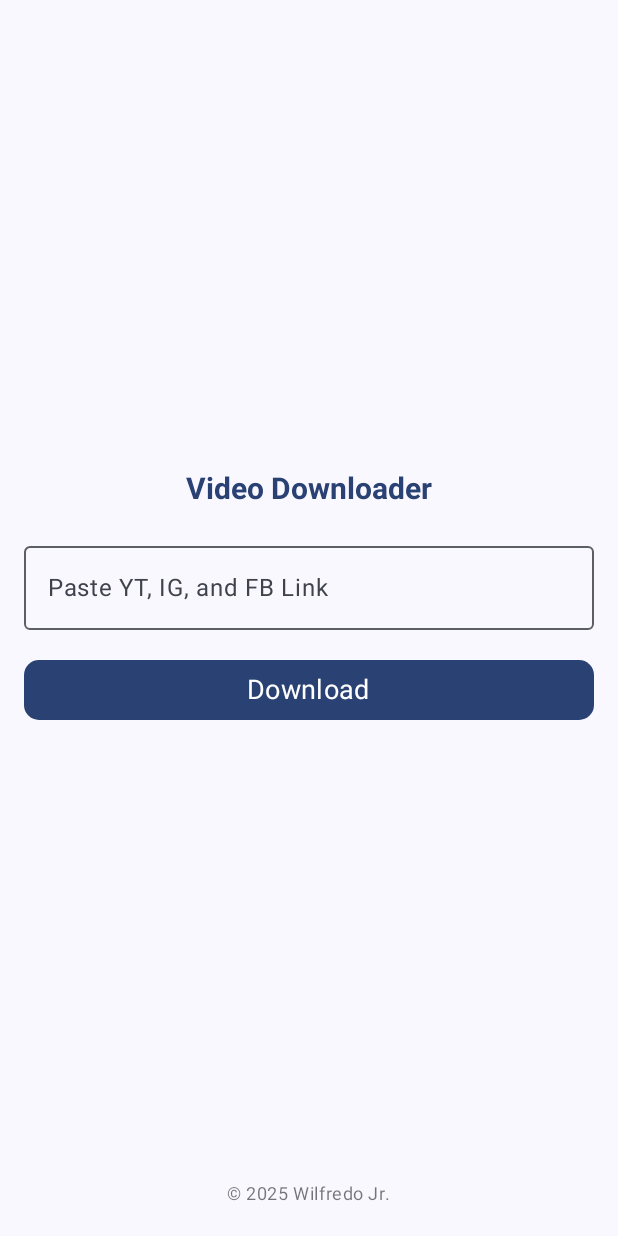
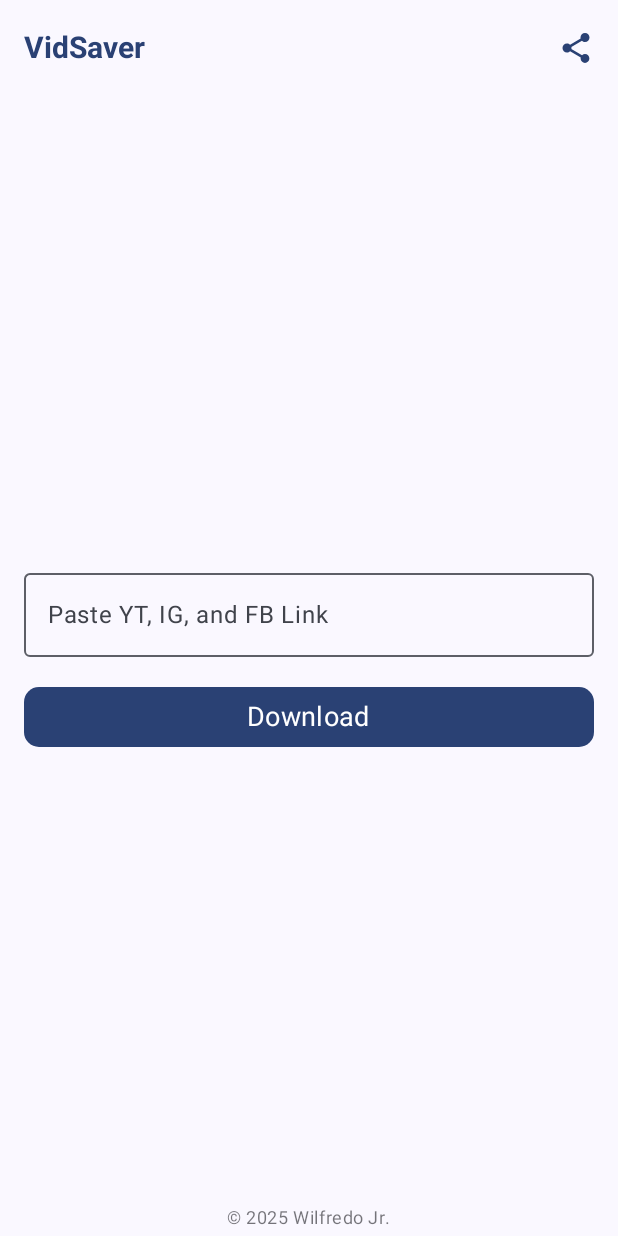
Before and after one commit to wilfredosoriano/video-downloader, an Android app built with Jetpack Compose: the screen it shows after launch (MainActivity), after a tap on "Download", on a phone screen of 412 x 824 dp. Run offline under Robolectric (Android 15) with nearby library versions, the phone set to English and light mode, and no system bars.

Commit message:
Added share button and renamed the app into VidSaver

```diff
--- a/app/build.gradle.kts
+++ b/app/build.gradle.kts
@@ -16,6 +16,7 @@ android {
         versionName = "1.0"
 
         testInstrumentationRunner = "androidx.test.runner.AndroidJUnitRunner"
+        setProperty("archivesBaseName", "VidSaver-v${versionName}")
     }
 
     buildTypes {
--- a/app/src/main/java/com/example/reelsdownloader/ReelsDownloaderScreen.kt
+++ b/app/src/main/java/com/example/reelsdownloader/ReelsDownloaderScreen.kt
@@ -1,17 +1,23 @@
 package com.example.reelsdownloader
 
+import android.content.Context
+import android.content.Intent
 import androidx.compose.foundation.layout.*
 import androidx.compose.foundation.shape.RoundedCornerShape
+import androidx.compose.material.icons.Icons
+import androidx.compose.material.icons.filled.Share
 import androidx.compose.material3.*
 import androidx.compose.runtime.Composable
 import androidx.compose.ui.Alignment
 import androidx.compose.ui.Modifier
+import androidx.compose.ui.platform.LocalContext
 import androidx.compose.ui.text.font.FontWeight
 import androidx.compose.ui.tooling.preview.Preview
 import androidx.compose.ui.unit.dp
 import androidx.compose.ui.unit.sp
 import com.example.reelsdownloader.ui.theme.ReelsDownloaderTheme
 
+@OptIn(ExperimentalMaterial3Api::class)
 @Composable
 fun ReelsDownloaderScreen(
     url: String,
@@ -20,24 +26,38 @@ fun ReelsDownloaderScreen(
     onDownloadClick: () -> Unit,
     modifier: Modifier = Modifier
 ) {
+
+    val context = LocalContext.current
+
+    Scaffold(
+        topBar = {
+            TopAppBar(
+                title = { Text("VidSaver",
+                    style = MaterialTheme.typography.titleLarge,
+                    fontWeight = FontWeight.Bold,
+                    color = MaterialTheme.colorScheme.primary,
+                    fontSize = 20.sp) },
+                actions = {
+                    IconButton(onClick = { shareApp(context) }) {
+                        Icon(Icons.Default.Share, contentDescription = "Share App",
+                            tint = MaterialTheme.colorScheme.primary)
+                    }
+                }
+            )
+        }
+    ) { innerPadding ->
         Column(
             modifier = modifier
                 .fillMaxSize()
-            .padding(16.dp)
+                .padding(innerPadding)
         ) {
-        // Main content at the top
+
             Column(
-            modifier = Modifier.weight(1f), // take all available space above footer
+                modifier = Modifier.weight(1f)
+                .padding(horizontal = 16.dp),
                 horizontalAlignment = Alignment.CenterHorizontally,
                 verticalArrangement = Arrangement.Center
             ) {
-            Text(
-                "Video Downloader",
-                style = MaterialTheme.typography.titleLarge,
-                fontSize = 20.sp,
-                fontWeight = FontWeight.Bold,
-                color = MaterialTheme.colorScheme.primary
-            )
 
                 Spacer(modifier = Modifier.height(16.dp))
 
@@ -61,7 +81,8 @@ fun ReelsDownloaderScreen(
                     shape = RoundedCornerShape(10.dp),
                     modifier = Modifier.fillMaxWidth()
                 ) {
-                Text("Download",
+                    Text(
+                        "Download",
                         style = MaterialTheme.typography.titleMedium,
                         fontSize = 18.sp,
                         fontWeight = FontWeight.Normal
@@ -82,20 +103,21 @@ fun ReelsDownloaderScreen(
             )
         }
     }
+}
 
 @Composable
 fun LoadingDialog(show: Boolean, inPreview: Boolean = false) {
     if (show) {
         AlertDialog(
-            onDismissRequest = { /* Do nothing to block dismissal */ },
+            onDismissRequest = { /*  */ },
             confirmButton = {},
             title = {
                 Text(
                     "Scraping… please wait",
-                    style = MaterialTheme.typography.titleMedium.copy( // pick your base style
-                        fontSize = 18.sp,        // adjust size
-                        fontWeight = FontWeight.Bold, // make bold if desired
-                        color = MaterialTheme.colorScheme.primary // or any Color
+                    style = MaterialTheme.typography.titleMedium.copy(
+                        fontSize = 18.sp,
+                        fontWeight = FontWeight.Bold,
+                        color = MaterialTheme.colorScheme.primary
                     )
                 )
             },
@@ -111,6 +133,19 @@ fun LoadingDialog(show: Boolean, inPreview: Boolean = false) {
     }
 }
 
+fun shareApp(context: Context) {
+    val shareIntent = Intent().apply {
+        action = Intent.ACTION_SEND
+        putExtra(
+            Intent.EXTRA_TEXT,
+            "Check out this app! Download here: https://github.com/wilfredosoriano/video-downloader/releases/latest/download/app-debug.apk"
+        )
+        type = "text/plain"
+    }
+    context.startActivity(
+        Intent.createChooser(shareIntent, "Share via")
+    )
+}
 
 
 @Preview(showBackground = true)
--- a/app/src/main/java/com/example/reelsdownloader/reelsViewModel.kt
+++ b/app/src/main/java/com/example/reelsdownloader/reelsViewModel.kt
@@ -46,7 +46,6 @@ class ReelsViewModel : ViewModel() {
 
                 Toast.makeText(context, "Downloading...", Toast.LENGTH_SHORT).show()
 
-                // Scan so it appears in gallery
                 val file = File(
                     Environment.getExternalStoragePublicDirectory(Environment.DIRECTORY_DOWNLOADS),
                     fileName
```
Lines whose indentation alone changed are shown as unchanged.
